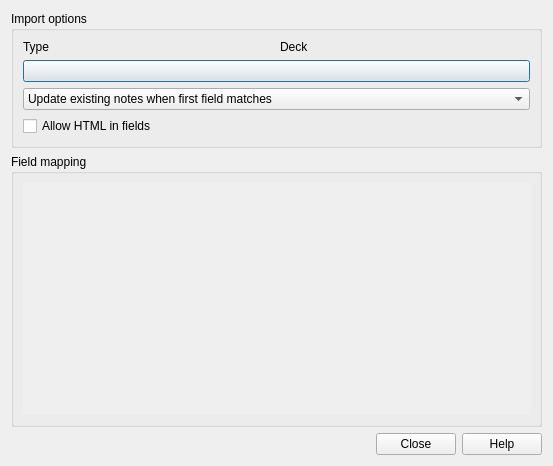
Old version of the form anki-qt/designer/importing.ui in the repository ankitects/anki.
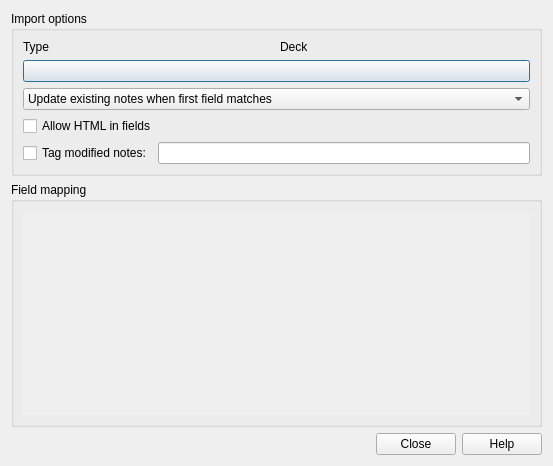
New version of the form.

Commit message: Add an option to add a set of tags to notes updated on import

The edit to the form file:
```diff
--- a/anki-qt/designer/importing.ui
+++ b/anki-qt/designer/importing.ui
@@ -77,6 +77,20 @@
         </property>
        </widget>
       </item>
+      <item>
+       <layout class="QHBoxLayout" name="tagModifiedLayout">
+        <item>
+         <widget class="QCheckBox" name="tagModifiedCheck">
+          <property name="text">
+           <string>Tag modified notes:</string>
+          </property>
+         </widget>
+        </item>
+        <item>
+         <widget class="QLineEdit" name="tagModifiedTag"/>
+        </item>
+       </layout>
+      </item>
      </layout>
     </widget>
    </item>
```
The commit also changes 3 other files.
